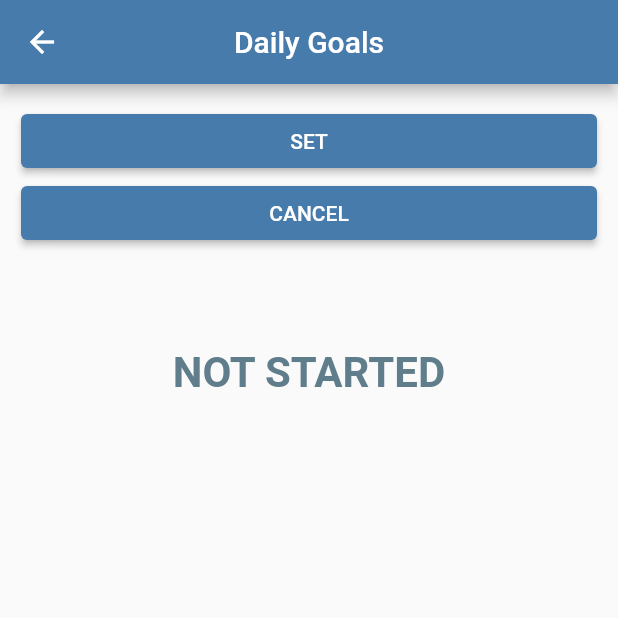
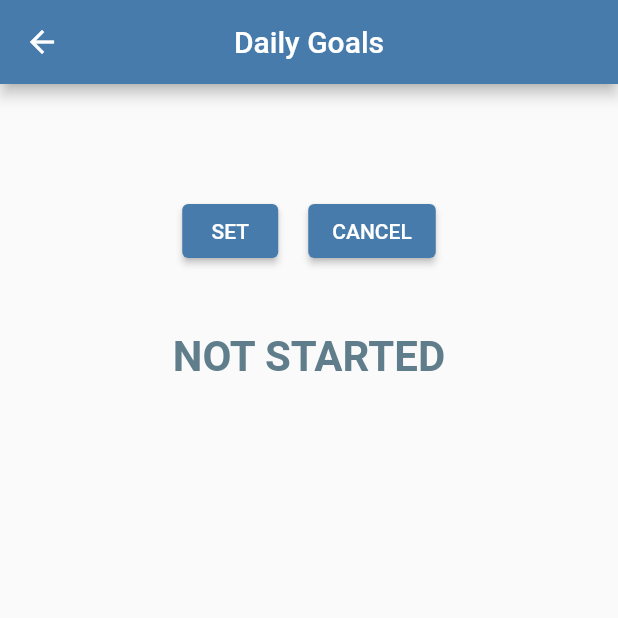
Before and after one commit to kambbado/daily-readings, a Flutter app: the GoalsScreen screen opened by its route, on a phone screen of 412 x 824 dp, the top half of it. Run offline on Flutter 3.47's test engine with Material 2 defaults, Android fonts, the phone set to English and light mode, and no system bars.

Commit message:
GoalsScreen2 commit

```diff
--- a/lib/goals_screen.dart
+++ b/lib/goals_screen.dart
@@ -15,7 +15,12 @@ class GoalsScreen extends StatelessWidget {
         child: Center(
           child: Column(
             children: [
-              ElevatedButton(
+              Row(
+                mainAxisAlignment: MainAxisAlignment.center,
+                children: [
+                  Padding(
+                    padding: const EdgeInsets.only(top: 60, bottom:10, left:10, right:10),
+                    child: ElevatedButton(
                       onPressed: () {},
                       child: Row(
                         crossAxisAlignment: CrossAxisAlignment.center,
@@ -23,7 +28,10 @@ class GoalsScreen extends StatelessWidget {
                         children: const [Text('SET')],
                       ),
                     ),
-              ElevatedButton(
+                  ),
+                  Padding(
+                    padding: const EdgeInsets.only(top: 60, bottom:10, left:10, right:10),
+                    child: ElevatedButton(
                       onPressed: () {},
                       child: Row(
                         crossAxisAlignment: CrossAxisAlignment.center,
@@ -31,9 +39,13 @@ class GoalsScreen extends StatelessWidget {
                         children: const [Text('CANCEL')],
                       ),
                     ),
+                  ),
+                ],
+              ),
+
               RichText(
                 text: const TextSpan(
-                  text: '\n\nNOT STARTED',
+                  text: '\nNOT STARTED',
                   style: TextStyle(
                     color: Colors.blueGrey,
                     fontSize: 28,
```
Lines whose indentation alone changed are shown as unchanged.
